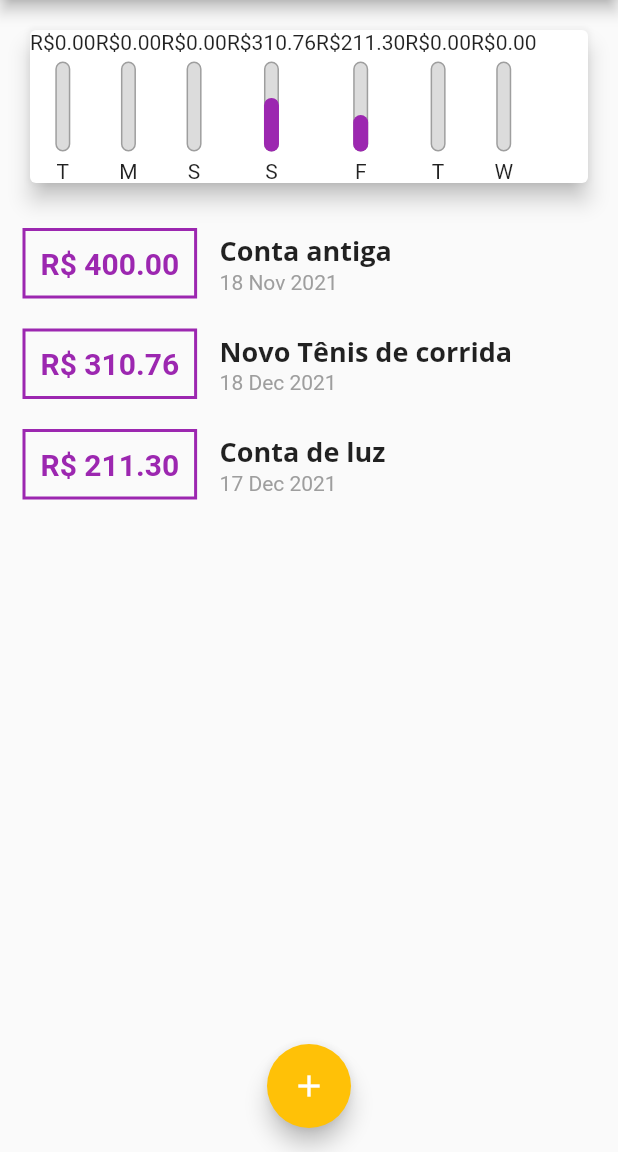
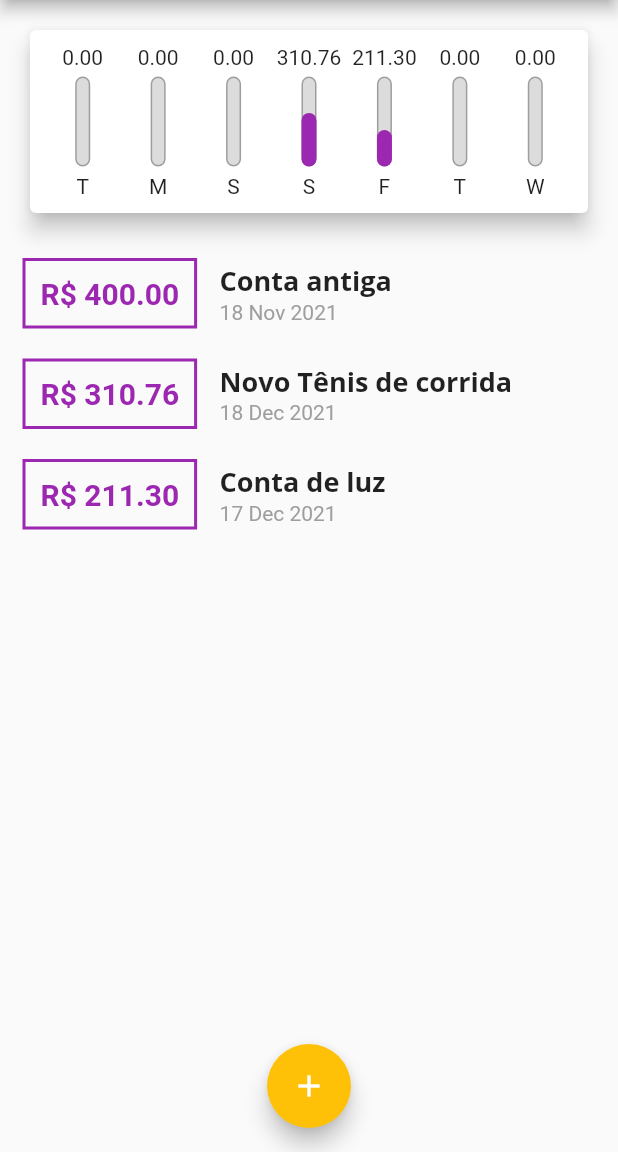
Before and after one commit to uZimbra/Despesas-Pessoais-Flutter, a Flutter app: the screen it shows after launch, on a phone screen of 412 x 824 dp, the part 84-1236 px from its top. Run offline on Flutter 3.47's test engine with Material 2 defaults, Android fonts, the phone set to English and light mode, and no system bars; our stand-ins replace google_fonts.

Commit message:
chore: Finalizando Chart Widget

```diff
--- a/lib/components/chart-bar.widget.dart
+++ b/lib/components/chart-bar.widget.dart
@@ -17,7 +17,9 @@ class ChartBarWidget extends StatelessWidget {
   Widget build(BuildContext context) {
     return Column(
       children: [
-        Text('R\$${value.toStringAsFixed(2)}'),
+        FittedBox(
+          child: Text(value.toStringAsFixed(2)),
+        ),
         const SizedBox(height: 5),
         SizedBox(
           height: 60,
--- a/lib/components/chart.widget.dart
+++ b/lib/components/chart.widget.dart
@@ -45,16 +45,23 @@ class ChartWidget extends StatelessWidget {
     return Card(
       elevation: 6,
       margin: const EdgeInsets.all(20),
+      child: Padding(
+        padding: const EdgeInsets.all(10),
         child: Row(
+          mainAxisAlignment: MainAxisAlignment.spaceAround,
           children: groupedTransactions
               .map(
-              (e) => ChartBarWidget(
+                (e) => Flexible(
+                  fit: FlexFit.tight,
+                  child: ChartBarWidget(
                     label: e['day'].toString(),
                     value: (e['value'] as double),
                     percentage: (e['value'] as double) / _weekTotalValue,
                   ),
+                ),
               )
               .toList(),
+        ),
       ),
     );
   }
```
Lines whose indentation alone changed are shown as unchanged.
